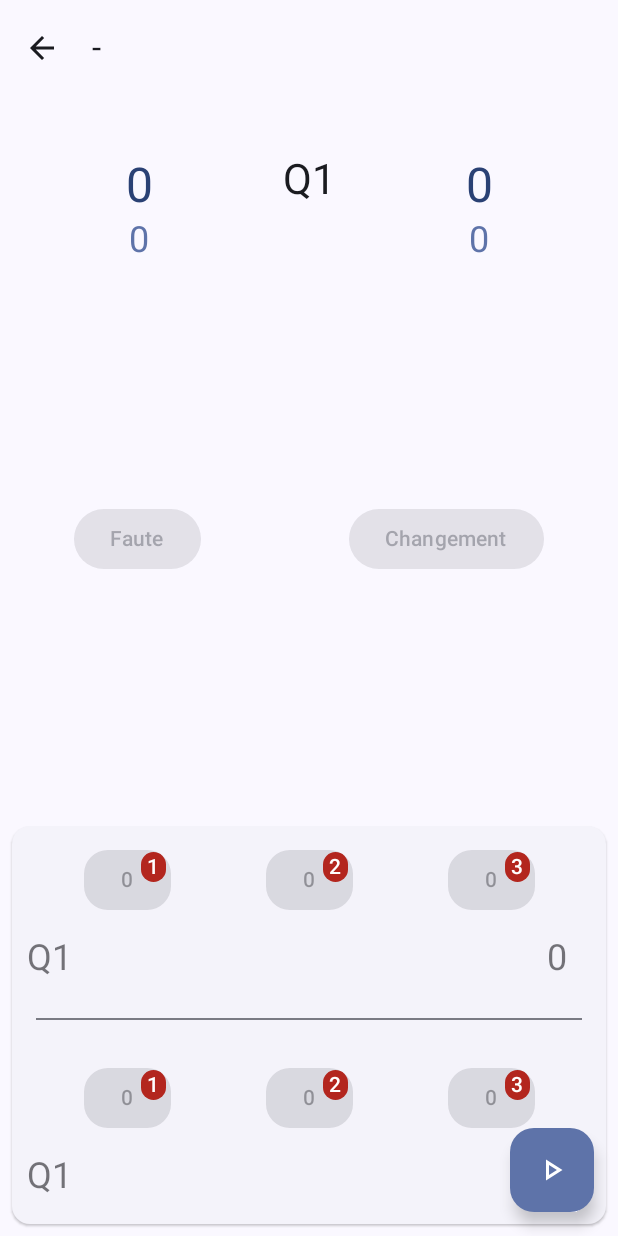
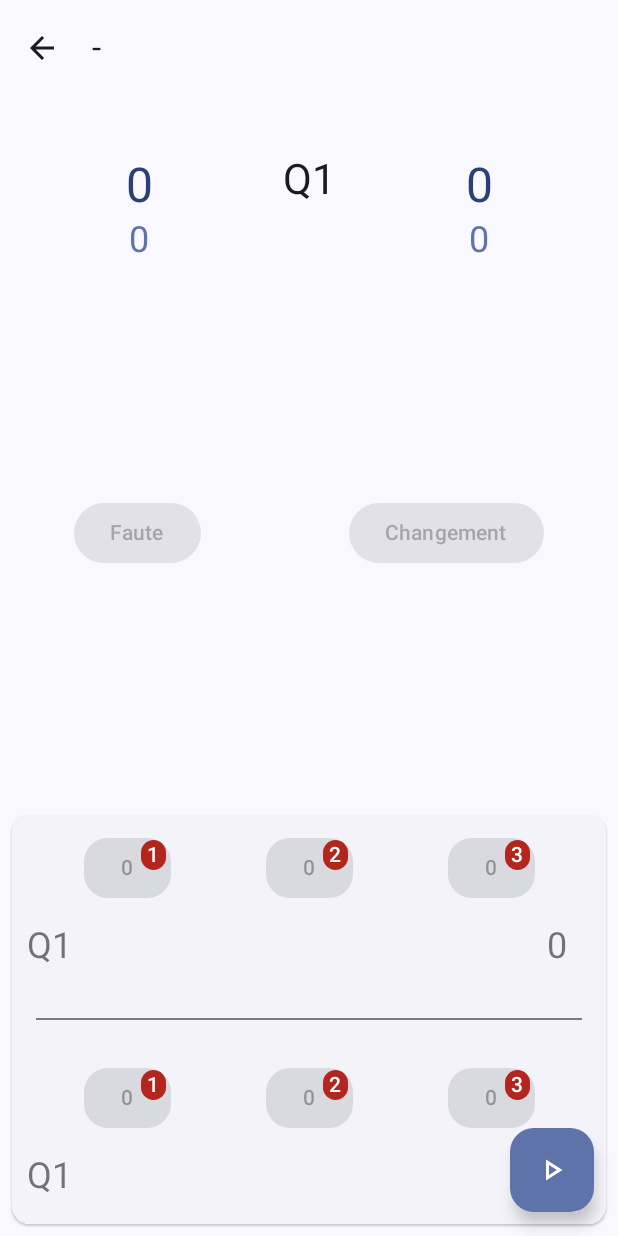
Before and after one commit to MacaronFR/Robobrole, an Android app built with Jetpack Compose: the MatchScreen screen opened through its navigation route, on a phone screen of 412 x 824 dp. Run offline under Robolectric (Android 15) with nearby library versions, the phone set to English and light mode, and no system bars; our stand-ins replace Room's generated code, accompanist; 1 statement that could not run was skipped.

Commit message:
Some improvement

```diff
--- a/app/src/main/java/fr/imacaron/robobrole/match/MatchScreen.kt
+++ b/app/src/main/java/fr/imacaron/robobrole/match/MatchScreen.kt
@@ -205,11 +205,7 @@ fun MyTeam(service: MatchService, quart: Int){
 			PointButton({ displaySelector = true; amount = 2 }, { service.removePoint(2, team) }, service.start && !service.done, "2"){ Text(summary.two.toString()) }
 			PointButton({ displaySelector = true; amount = 3 }, { service.removePoint(3, team) }, service.start && !service.done, "3"){ Text(summary.three.toString()) }
 		}
-		Row{
-			Text("Q${service.quart}", Modifier.weight(0.1f), color = MaterialTheme.colorScheme.onSurface.copy(0.6f), textAlign = TextAlign.End, style = MaterialTheme.typography.headlineSmall)
-			Text(team, Modifier.weight(0.8f), textAlign = TextAlign.Center, style = MaterialTheme.typography.headlineLarge)
-			Text(summary.total().toString(), Modifier.weight(0.1f), color = MaterialTheme.colorScheme.onSurface.copy(0.6f), style = MaterialTheme.typography.headlineSmall)
-		}
+		QuartTeamPoint(quart, team, summary)
 	}
 	if(displaySelector){
 		PlayerSelector(service.players, { displaySelector = false }){
@@ -248,11 +244,16 @@ fun OtherTeam(service: MatchService, quart: Int){
 			PointButton({ service.addPoint(2, team) }, { service.removePoint(1, team) }, service.start && !service.done, "2"){ Text(summary.two.toString()) }
 			PointButton({ service.addPoint(3, team) }, { service.removePoint(1, team) }, service.start && !service.done, "3"){ Text(summary.three.toString()) }
 		}
-		Row(Modifier.padding(bottom = 8.dp)){
-			Text("Q${service.quart}", Modifier.weight(0.1f), color = MaterialTheme.colorScheme.onSurface.copy(0.6f), textAlign = TextAlign.End, style = MaterialTheme.typography.headlineSmall)
-			Text(team, Modifier.weight(0.8f), textAlign = TextAlign.Center, style = MaterialTheme.typography.headlineLarge)
-			Text(summary.total().toString(), Modifier.weight(0.1f), color = MaterialTheme.colorScheme.onSurface.copy(0.6f), style = MaterialTheme.typography.headlineSmall)
-		}
+		QuartTeamPoint(quart, team, summary)
+	}
+}
+
+@Composable
+fun QuartTeamPoint(quart: Int, team: String, summary: Summary){
+	Row(Modifier.padding(bottom = 8.dp)){
+		Text("Q${quart}", Modifier.weight(0.1f), color = MaterialTheme.colorScheme.onSurface.copy(0.6f), textAlign = TextAlign.End, style = MaterialTheme.typography.headlineSmall)
+		Text(team, Modifier.weight(0.8f), textAlign = TextAlign.Center, style = MaterialTheme.typography.headlineLarge)
+		Text(summary.total().toString(), Modifier.weight(0.1f), color = MaterialTheme.colorScheme.onSurface.copy(0.6f), style = MaterialTheme.typography.headlineSmall)
 	}
 }
 
@@ -276,7 +277,7 @@ fun TeamSelector(onDismiss: () -> Unit, onConfirm: () -> Unit, onPlayerChange: (
 		{ Button(
 			{
 				if(players.filter { it.onMatch }.size != 5){
-					Toast.makeText(context, "Selctionnez 5 joueur", Toast.LENGTH_SHORT).show()
+					Toast.makeText(context, "Sélectionnez 5 joueur", Toast.LENGTH_SHORT).show()
 				}else{
 					onConfirm()
 				}
--- a/app/src/main/java/fr/imacaron/robobrole/state/PrefState.kt
+++ b/app/src/main/java/fr/imacaron/robobrole/state/PrefState.kt
@@ -9,12 +9,9 @@ import androidx.core.content.edit
 import fr.imacaron.robobrole.types.Theme
 
 @Stable
-class PrefState(val sharedPref: SharedPreferences) {
+class PrefState(private val sharedPref: SharedPreferences) {
 
 	var theme: Theme by mutableStateOf(Theme.values()[sharedPref.getInt("theme", Theme.Default.value)])
-		private set
-
-	var left: Boolean by mutableStateOf(sharedPref.getBoolean("left", false))
 		private set
 
 	private var teamName: String by mutableStateOf(sharedPref.getString("team", "")!!)
@@ -54,18 +51,4 @@ class PrefState(val sharedPref: SharedPreferences) {
 			}
 		}
 	}
-
-	fun toggleLeftHanded(){
-		left = !left
-		sharedPref.edit {
-			putBoolean("left", left)
-		}
-	}
-
-	fun setDefaultHand(){
-		left = false
-		sharedPref.edit {
-			putBoolean("left", false)
-		}
-	}
 }
```
Also changed, not shown: app/src/main/java/fr/imacaron/robobrole/state/UIState.kt (deleted, +0 -32 lines), app/src/main/java/fr/imacaron/robobrole/components/ButtonLong.kt (renamed from app/src/main/java/fr/imacaron/robobrole/components/PressableButton.kt).
